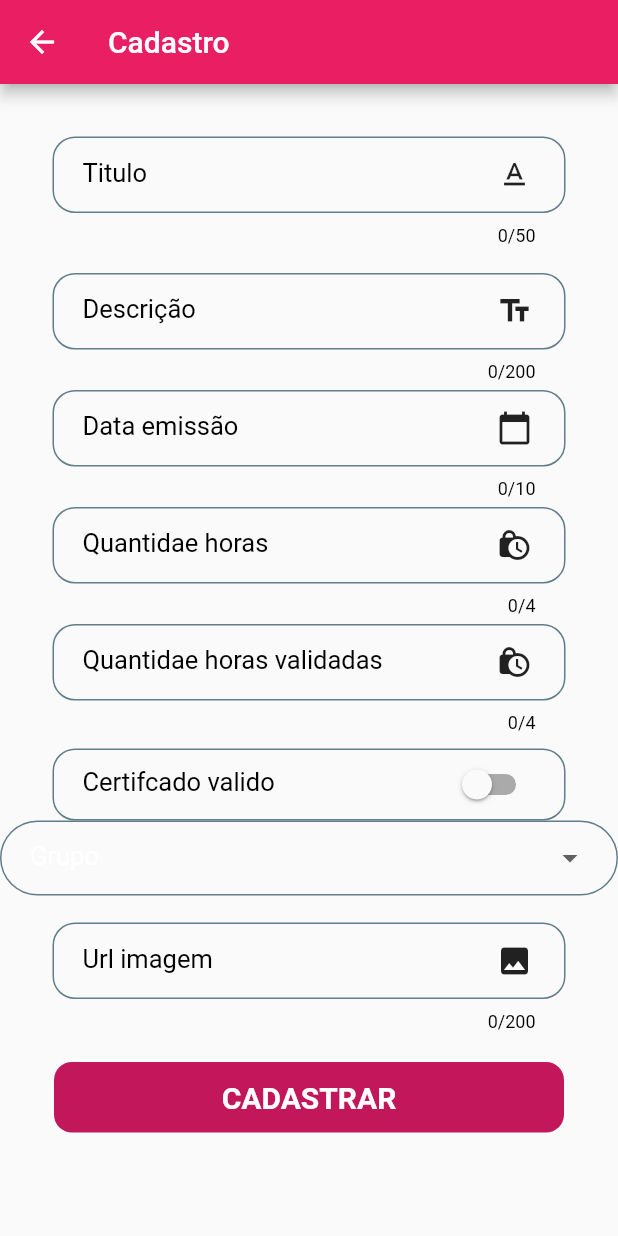
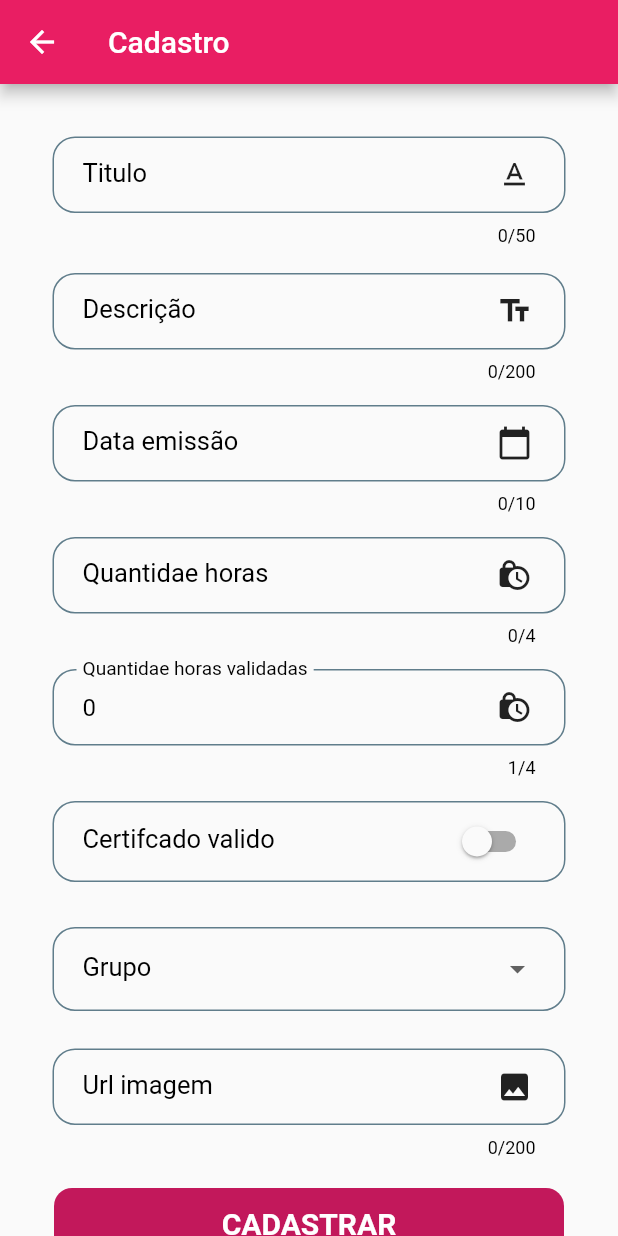
Before and after one commit to mateusbarbeiro/certificados, a Flutter app: the CertificadoFormPage screen opened directly, on a phone screen of 412 x 824 dp. Run offline on Flutter 3.47's test engine with Material 2 defaults, Android fonts, the phone set to English and light mode, and no system bars; our stand-ins replace get_it, mask_text_input_formatter, sqflite; accounts and stored records are empty.

Commit message:
Adicionado campo para grupo de certificado

```diff
--- a/lib/view/certificado/widget/certificado_form_widget.dart
+++ b/lib/view/certificado/widget/certificado_form_widget.dart
@@ -14,6 +14,8 @@ class CertificadoPageWidget extends State<CertificadoFormPage> {
 
   @override
   Widget build(BuildContext context) {
+    controller.quantHorasValidadasController.text = '0';
+
     return Scaffold(
       appBar: AppBar(
         title: Text("Cadastro"),
@@ -75,7 +77,7 @@ class CertificadoPageWidget extends State<CertificadoFormPage> {
     return InputDataWidget(
       hintText: 'Data emissão',
       paddingBottom: 0,
-      paddingTop: 5,
+      paddingTop: 15,
       onChanged: (String? value) {
         setState(
           () {
@@ -97,7 +99,7 @@ class CertificadoPageWidget extends State<CertificadoFormPage> {
       mask: "####",
       paddingBottom: 0,
       maxLength: 4,
-      paddingTop: 5,
+      paddingTop: 15,
       isIconDate: true,
       icon: const Icon(
         Icons.lock_clock,
@@ -114,7 +116,7 @@ class CertificadoPageWidget extends State<CertificadoFormPage> {
       mask: "####",
       paddingBottom: 0,
       maxLength: 4,
-      paddingTop: 5,
+      paddingTop: 15,
       isIconDate: true,
       icon: const Icon(
         Icons.lock_clock,
@@ -126,7 +128,7 @@ class CertificadoPageWidget extends State<CertificadoFormPage> {
 
   CustomSwitch certificadoValido() {
     return CustomSwitch(
-      paddingTop: 10,
+      paddingTop: 15,
       paddingBottom: 0,
       label: "Certifcado valido",
       value: controller.status,
@@ -140,6 +142,8 @@ class CertificadoPageWidget extends State<CertificadoFormPage> {
 
   AppDropdownInput inputCategoria() {
     return AppDropdownInput<String>(
+      paddingBottom: 0,
+      paddingTop: 30,
       hintText: "Grupo",
       options: controller.grupos,
       value: controller.grupo,
@@ -154,26 +158,12 @@ class CertificadoPageWidget extends State<CertificadoFormPage> {
     );
   }
 
-  InputTextoWidget inputCategoriaa() {
-    return InputTextoWidget(
-      labelText: "Categoria",
-      paddingBottom: 0,
-      maxLength: 50,
-      paddingTop: 25,
-      isIconDate: true,
-      icon: const Icon(
-        Icons.category,
-        color: Colors.black87,
-      ),
-    );
-  }
-
   InputTextoWidget inputUrl() {
     return InputTextoWidget(
       labelText: "Url imagem",
       paddingBottom: 0,
       maxLength: 200,
-      paddingTop: 18,
+      paddingTop: 25,
       isIconDate: true,
       icon: const Icon(
         Icons.image,
--- a/lib/view/shared_widget/custom_switch.dart
+++ b/lib/view/shared_widget/custom_switch.dart
@@ -33,6 +33,7 @@ class CustomSwitch extends StatelessWidget {
         decoration: InputDecoration(
           contentPadding: const EdgeInsets.symmetric(
             horizontal: 20,
+            vertical: 3,
           ),
           labelText: label,
           labelStyle: const TextStyle(
--- a/lib/view/shared_widget/input/app_dropdown_input.dart
+++ b/lib/view/shared_widget/input/app_dropdown_input.dart
@@ -1,12 +1,6 @@
 import 'package:flutter/material.dart';
 
 class AppDropdownInput<T> extends StatelessWidget {
-  final String hintText;
-  final List<T> options;
-  final T? value;
-  final String Function(T) getLabel;
-  final void Function(T?) onChanged;
-
   const AppDropdownInput({
     Key? key,
     this.hintText = 'Por favor, selecione uma opção',
@@ -14,36 +8,72 @@ class AppDropdownInput<T> extends StatelessWidget {
     required this.getLabel,
     this.value,
     required this.onChanged,
+    required this.paddingBottom,
+    this.paddingTop,
+    this.isDarkMode = false,
   }) : super(key: key);
+
+  final String hintText;
+  final List<T> options;
+  final T? value;
+  final String Function(T) getLabel;
+  final void Function(T?) onChanged;
+  final double paddingBottom;
+  final double? paddingTop;
+  final bool isDarkMode;
 
   @override
   Widget build(BuildContext context) {
     return FormField<T>(
       builder: (FormFieldState<T> state) {
-        return InputDecorator(
+        return Padding(
+          padding: EdgeInsets.only(
+            bottom: paddingBottom,
+            top: paddingTop!,
+            left: 35,
+            right: 35,
+          ),
+          child: InputDecorator(
             decoration: InputDecoration(
               contentPadding: const EdgeInsets.symmetric(
                 horizontal: 20.0,
-              vertical: 13.0,
+                vertical: 16.0,
               ),
               labelText: hintText,
               labelStyle: const TextStyle(
-              color: Colors.white,
+                color: Colors.black,
                 fontWeight: FontWeight.w400,
                 fontSize: 17,
               ),
-            enabledBorder: OutlineInputBorder(
+              focusedBorder: OutlineInputBorder(
+                //Cor de quando clicar no campo
+                borderSide: isDarkMode
+                    ? const BorderSide(
+                  color: Colors.white,
+                )
+                    : const BorderSide(
+                  color: Colors.black,
+                ),
                 borderRadius: const BorderRadius.all(
-                Radius.circular(25),
+                  Radius.circular(15),
                 ),
-              borderSide: BorderSide(
-                color: Colors.blueGrey,
+              ),
+              enabledBorder: const OutlineInputBorder(
+                borderRadius: BorderRadius.all(
+                  Radius.circular(15),
+                ),
+                borderSide: BorderSide(color: Colors.blueGrey),
+              ),
+              border: const OutlineInputBorder(
+                borderRadius: BorderRadius.all(
+                  Radius.circular(15),
                 ),
               ),
             ),
             isEmpty: value == null || value == '',
             child: DropdownButton<T>(
               underline: Container(),
+              focusColor: Colors.white,
               isExpanded: true,
               borderRadius: BorderRadius.circular(10.0),
               value: value,
@@ -56,6 +86,7 @@ class AppDropdownInput<T> extends StatelessWidget {
                 );
               }).toList(),
             ),
+          ),
         );
       },
     );
```
Lines whose indentation alone changed are shown as unchanged.
